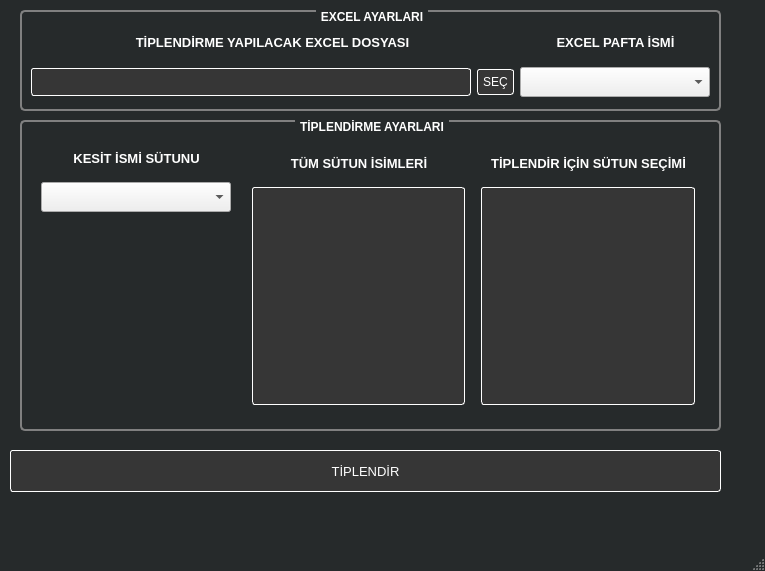
Before: the Qt Designer form KolonTip/KolonTip.ui in rufaidemir/KolonTiplendirme, drawn with Qt 5.
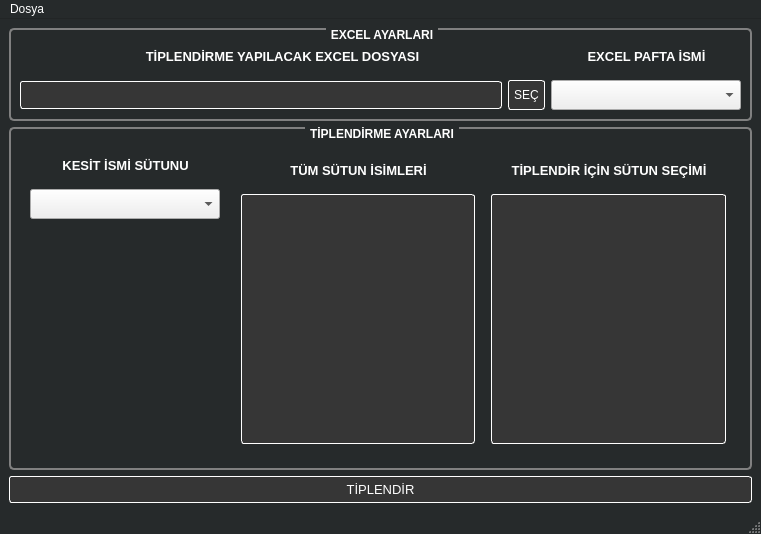
After: the same form once the commit is applied. Icons and pictures are not drawn.

Commit message: Info function added

What changed in the file:
```diff
--- a/KolonTip/KolonTip.ui
+++ b/KolonTip/KolonTip.ui
@@ -6,8 +6,8 @@
    <rect>
     <x>0</x>
     <y>0</y>
-    <width>765</width>
-    <height>571</height>
+    <width>761</width>
+    <height>534</height>
    </rect>
   </property>
   <property name="palette">
@@ -429,15 +429,240 @@
    <string>MainWindow</string>
   </property>
   <widget class="QWidget" name="centralwidget">
+   <layout class="QGridLayout" name="gridLayout_3">
+    <item row="0" column="0">
+     <widget class="QGroupBox" name="groupBox_11">
+      <property name="font">
+       <font>
+        <weight>75</weight>
+        <bold>true</bold>
+       </font>
+      </property>
+      <property name="styleSheet">
+       <string notr="true"> QGroupBox {
+     
+     border: 2px solid gray;
+     border-radius: 5px;
+     margin-top: 1ex; /* leave space at the top for the title */
+ }
+
+ QGroupBox::title {
+     subcontrol-origin: margin;
+     subcontrol-position: top center; /* position at the top center */
+     padding: 0 3px;
+	color:white;
+ }</string>
+      </property>
+      <property name="title">
+       <string>EXCEL AYARLARI</string>
+      </property>
+      <property name="alignment">
+       <set>Qt::AlignLeading|Qt::AlignLeft|Qt::AlignTop</set>
+      </property>
+      <property name="flat">
+       <bool>false</bool>
+      </property>
+      <property name="checkable">
+       <bool>false</bool>
+      </property>
+      <layout class="QGridLayout" name="gridLayout_8">
+       <item row="0" column="0">
+        <layout class="QGridLayout" name="gridLayout">
+         <item row="0" column="0">
+          <widget class="QLabel" name="label_63">
+           <property name="font">
+            <font>
+             <pointsize>10</pointsize>
+             <weight>75</weight>
+             <bold>true</bold>
+            </font>
+           </property>
+           <property name="toolTip">
+            <string>&lt;html&gt;&lt;head/&gt;&lt;body&gt;&lt;p&gt;&lt;span style=&quot; color:#555555;&quot;&gt;Kesme Çatlama Dayanımı | Vcr(tonf)=0,65*fctd*bw*d*(1+ γ*Nd/Ac)&lt;/span&gt;&lt;/p&gt;&lt;/body&gt;&lt;/html&gt;</string>
+           </property>
+           <property name="toolTipDuration">
+            <number>-1</number>
+           </property>
+           <property name="styleSheet">
+            <string notr="true">color:rgb(255, 255, 255);</string>
+           </property>
+           <property name="text">
+            <string>TİPLENDİRME YAPILACAK EXCEL DOSYASI</string>
+           </property>
+           <property name="scaledContents">
+            <bool>true</bool>
+           </property>
+           <property name="alignment">
+            <set>Qt::AlignCenter</set>
+           </property>
+          </widget>
+         </item>
+         <item row="0" column="1">
+          <widget class="QLabel" name="label_combinations_6">
+           <property name="sizePolicy">
+            <sizepolicy hsizetype="Minimum" vsizetype="Maximum">
+             <horstretch>0</horstretch>
+             <verstretch>0</verstretch>
+            </sizepolicy>
+           </property>
+           <property name="minimumSize">
+            <size>
+             <width>120</width>
+             <height>30</height>
+            </size>
+           </property>
+           <property name="maximumSize">
+            <size>
+             <width>16777215</width>
+             <height>40</height>
+            </size>
+           </property>
+           <property name="font">
+            <font>
+             <pointsize>10</pointsize>
+             <weight>75</weight>
+             <bold>true</bold>
+            </font>
+           </property>
+           <property name="styleSheet">
+            <string notr="true">QLabel{
+	 padding:8px;
+padding-top:10px;
+padding-bottom:10px;
+	color:white;
+	border-left:0.5px solid;
+	border-color:white;
+
+}</string>
+           </property>
+           <property name="text">
+            <string>EXCEL PAFTA İSMİ</string>
+           </property>
+           <property name="alignment">
+            <set>Qt::AlignCenter</set>
+           </property>
+          </widget>
+         </item>
+         <item row="1" column="0">
+          <layout class="QHBoxLayout" name="horizontalLayout">
+           <item>
+            <widget class="QLineEdit" name="lineEdit_path">
+             <property name="styleSheet">
+              <string notr="true">font: 75 10pt &quot;MS Shell Dlg 2&quot;;
+border: 2px solid rgba(39, 43, 44, 255);
+
+border-width:0.5px;
+border-radius:2.5px;
+background-color: rgb(54, 54, 54);
+color:white;
+padding:5px;
+	color:white;
+	border:0.5px solid;
+	border-color:white; 
+ </string>
+             </property>
+            </widget>
+           </item>
+           <item>
+            <widget class="QPushButton" name="pushButton_select_path">
+             <property name="minimumSize">
+              <size>
+               <width>0</width>
+               <height>30</height>
+              </size>
+             </property>
+             <property name="baseSize">
+              <size>
+               <width>0</width>
+               <height>30</height>
+              </size>
+             </property>
+             <property name="styleSheet">
+              <string notr="true">QPushButton{
+border-width:0.5px;
+border-radius:2.5px;
+background-color: rgb(54, 54, 54);
+color:white;
+padding:5px;
+	color:white;
+	border:0.5px solid;
+	border-color:white; 
+
+}
+QPushButton:hover{
+	
+	background-color: qradialgradient(spread:pad, cx:0.494, cy:0.517, radius:2, fx:0.5, fy:0.528, stop:0 rgba(39, 43, 44, 255), stop:1 rgba(0, 209, 166, 255));
+margin-left:1px;
+border-width:0px;
+border-style: outset;
+}
+
+QPushButton:pressed{
+	color: white;
+	size: 20;
+margin-left:10px;
+border-width:0.5px;
+border-style: outset;
+}</string>
+             </property>
+             <property name="text">
+              <string>SEÇ</string>
+             </property>
+            </widget>
+           </item>
+          </layout>
+         </item>
+         <item row="1" column="1">
+          <widget class="QComboBox" name="comboBox_sheet_name_excel">
+           <property name="sizePolicy">
+            <sizepolicy hsizetype="Maximum" vsizetype="Maximum">
+             <horstretch>0</horstretch>
+             <verstretch>0</verstretch>
+            </sizepolicy>
+           </property>
+           <property name="minimumSize">
+            <size>
+             <width>0</width>
+             <height>30</height>
+            </size>
+           </property>
+           <property name="maximumSize">
+            <size>
+             <width>10100</width>
+             <height>16777215</height>
+            </size>
+           </property>
+           <property name="baseSize">
+            <size>
+             <width>0</width>
+             <height>40</height>
+            </size>
+           </property>
+           <property name="font">
+            <font>
+             <pointsize>10</pointsize>
+             <weight>75</weight>
+             <bold>true</bold>
+            </font>
+           </property>
+           <property name="styleSheet">
+            <string notr="true"/>
+           </property>
+           <property name="currentIndex">
+            <number>-1</number>
+           </property>
+           <property name="placeholderText" stdset="0">
+            <string>Düşey yük kombinasyonu</string>
+           </property>
+          </widget>
+         </item>
+        </layout>
+       </item>
+      </layout>
+     </widget>
+    </item>
+    <item row="1" column="0">
    <widget class="QGroupBox" name="groupBox_10">
-    <property name="geometry">
-     <rect>
-      <x>20</x>
-      <y>120</y>
-      <width>701</width>
-      <height>311</height>
-     </rect>
-    </property>
     <property name="font">
      <font>
       <weight>75</weight>
@@ -694,7 +919,7 @@
  </string>
              </property>
              <property name="alternatingRowColors">
-              <bool>true</bool>
+                <bool>false</bool>
              </property>
              <property name="selectionMode">
               <enum>QAbstractItemView::ContiguousSelection</enum>
@@ -784,7 +1009,7 @@
  </string>
              </property>
              <property name="alternatingRowColors">
-              <bool>true</bool>
+                <bool>false</bool>
              </property>
              <property name="selectionMode">
               <enum>QAbstractItemView::ContiguousSelection</enum>
@@ -805,18 +1030,12 @@
      </item>
     </layout>
    </widget>
+    </item>
+    <item row="2" column="0">
    <widget class="QPushButton" name="pushButton_make_typing">
     <property name="enabled">
      <bool>true</bool>
     </property>
-    <property name="geometry">
-     <rect>
-      <x>10</x>
-      <y>450</y>
-      <width>711</width>
-      <height>42</height>
-     </rect>
-    </property>
     <property name="sizePolicy">
      <sizepolicy hsizetype="Minimum" vsizetype="Maximum">
       <horstretch>0</horstretch>
@@ -884,241 +1103,25 @@
      </size>
     </property>
    </widget>
-   <widget class="QGroupBox" name="groupBox_11">
-    <property name="geometry">
-     <rect>
-      <x>20</x>
-      <y>10</y>
-      <width>701</width>
-      <height>101</height>
-     </rect>
-    </property>
-    <property name="font">
-     <font>
-      <weight>75</weight>
-      <bold>true</bold>
-     </font>
-    </property>
-    <property name="styleSheet">
-     <string notr="true"> QGroupBox {
-     
-     border: 2px solid gray;
-     border-radius: 5px;
-     margin-top: 1ex; /* leave space at the top for the title */
- }
-
- QGroupBox::title {
-     subcontrol-origin: margin;
-     subcontrol-position: top center; /* position at the top center */
-     padding: 0 3px;
-	color:white;
- }</string>
-    </property>
-    <property name="title">
-     <string>EXCEL AYARLARI</string>
-    </property>
-    <property name="alignment">
-     <set>Qt::AlignLeading|Qt::AlignLeft|Qt::AlignTop</set>
-    </property>
-    <property name="flat">
-     <bool>false</bool>
-    </property>
-    <property name="checkable">
-     <bool>false</bool>
-    </property>
-    <layout class="QGridLayout" name="gridLayout_8">
-     <item row="0" column="0">
-      <layout class="QGridLayout" name="gridLayout">
-       <item row="0" column="0">
-        <widget class="QLabel" name="label_63">
-         <property name="font">
-          <font>
-           <pointsize>10</pointsize>
-           <weight>75</weight>
-           <bold>true</bold>
-          </font>
-         </property>
-         <property name="toolTip">
-          <string>&lt;html&gt;&lt;head/&gt;&lt;body&gt;&lt;p&gt;&lt;span style=&quot; color:#555555;&quot;&gt;Kesme Çatlama Dayanımı | Vcr(tonf)=0,65*fctd*bw*d*(1+ γ*Nd/Ac)&lt;/span&gt;&lt;/p&gt;&lt;/body&gt;&lt;/html&gt;</string>
-         </property>
-         <property name="toolTipDuration">
-          <number>-1</number>
-         </property>
-         <property name="styleSheet">
-          <string notr="true">color:rgb(255, 255, 255);</string>
-         </property>
-         <property name="text">
-          <string>TİPLENDİRME YAPILACAK EXCEL DOSYASI</string>
-         </property>
-         <property name="scaledContents">
-          <bool>true</bool>
-         </property>
-         <property name="alignment">
-          <set>Qt::AlignCenter</set>
-         </property>
-        </widget>
-       </item>
-       <item row="0" column="1">
-        <widget class="QLabel" name="label_combinations_6">
-         <property name="sizePolicy">
-          <sizepolicy hsizetype="Minimum" vsizetype="Maximum">
-           <horstretch>0</horstretch>
-           <verstretch>0</verstretch>
-          </sizepolicy>
-         </property>
-         <property name="minimumSize">
-          <size>
-           <width>120</width>
-           <height>30</height>
-          </size>
-         </property>
-         <property name="maximumSize">
-          <size>
-           <width>16777215</width>
-           <height>40</height>
-          </size>
-         </property>
-         <property name="font">
-          <font>
-           <pointsize>10</pointsize>
-           <weight>75</weight>
-           <bold>true</bold>
-          </font>
-         </property>
-         <property name="styleSheet">
-          <string notr="true">QLabel{
-	 padding:8px;
-padding-top:10px;
-padding-bottom:10px;
-	color:white;
-	border-left:0.5px solid;
-	border-color:white;
-
-}</string>
-         </property>
-         <property name="text">
-          <string>EXCEL PAFTA İSMİ</string>
-         </property>
-         <property name="alignment">
-          <set>Qt::AlignCenter</set>
-         </property>
-        </widget>
-       </item>
-       <item row="1" column="0">
-        <layout class="QHBoxLayout" name="horizontalLayout">
-         <item>
-          <widget class="QLineEdit" name="lineEdit_path">
-           <property name="styleSheet">
-            <string notr="true">font: 75 10pt &quot;MS Shell Dlg 2&quot;;
-border: 2px solid rgba(39, 43, 44, 255);
-
-border-width:0.5px;
-border-radius:2.5px;
-background-color: rgb(54, 54, 54);
-color:white;
-padding:5px;
-	color:white;
-	border:0.5px solid;
-	border-color:white; 
- </string>
-           </property>
-          </widget>
-         </item>
-         <item>
-          <widget class="QPushButton" name="pushButton_select_path">
-           <property name="styleSheet">
-            <string notr="true">QPushButton{
-border-width:0.5px;
-border-radius:2.5px;
-background-color: rgb(54, 54, 54);
-color:white;
-padding:5px;
-	color:white;
-	border:0.5px solid;
-	border-color:white; 
-
-}
-QPushButton:hover{
-	
-	background-color: qradialgradient(spread:pad, cx:0.494, cy:0.517, radius:2, fx:0.5, fy:0.528, stop:0 rgba(39, 43, 44, 255), stop:1 rgba(0, 209, 166, 255));
-margin-left:1px;
-border-width:0px;
-border-style: outset;
-}
-
-QPushButton:pressed{
-	color: white;
-	size: 20;
-margin-left:10px;
-border-width:0.5px;
-border-style: outset;
-}</string>
-           </property>
-           <property name="text">
-            <string>SEÇ</string>
-           </property>
-          </widget>
-         </item>
-        </layout>
-       </item>
-       <item row="1" column="1">
-        <widget class="QComboBox" name="comboBox_sheet_name_excel">
-         <property name="sizePolicy">
-          <sizepolicy hsizetype="Maximum" vsizetype="Maximum">
-           <horstretch>0</horstretch>
-           <verstretch>0</verstretch>
-          </sizepolicy>
-         </property>
-         <property name="minimumSize">
-          <size>
-           <width>0</width>
-           <height>30</height>
-          </size>
-         </property>
-         <property name="maximumSize">
-          <size>
-           <width>10100</width>
-           <height>16777215</height>
-          </size>
-         </property>
-         <property name="baseSize">
-          <size>
-           <width>0</width>
-           <height>40</height>
-          </size>
-         </property>
-         <property name="font">
-          <font>
-           <pointsize>10</pointsize>
-           <weight>75</weight>
-           <bold>true</bold>
-          </font>
-         </property>
-         <property name="styleSheet">
-          <string notr="true"/>
-         </property>
-         <property name="currentIndex">
-          <number>-1</number>
-         </property>
-         <property name="placeholderText" stdset="0">
-          <string>Düşey yük kombinasyonu</string>
-         </property>
-        </widget>
-       </item>
-      </layout>
-     </item>
-    </layout>
-   </widget>
+    </item>
+   </layout>
   </widget>
   <widget class="QMenuBar" name="menubar">
    <property name="geometry">
     <rect>
      <x>0</x>
      <y>0</y>
-     <width>765</width>
+     <width>761</width>
      <height>21</height>
     </rect>
    </property>
+   <widget class="QMenu" name="menuInfo">
+    <property name="title">
+     <string>Dosya</string>
+    </property>
+    <addaction name="actionHakk_nda"/>
+   </widget>
+   <addaction name="menuInfo"/>
   </widget>
   <widget class="QStatusBar" name="statusbar"/>
  </widget>
```
Left out of the diff: 25 changed lines with no effect on the pictures. Lines whose indentation alone changed are shown as unchanged. The commit also changes 2 other files.
